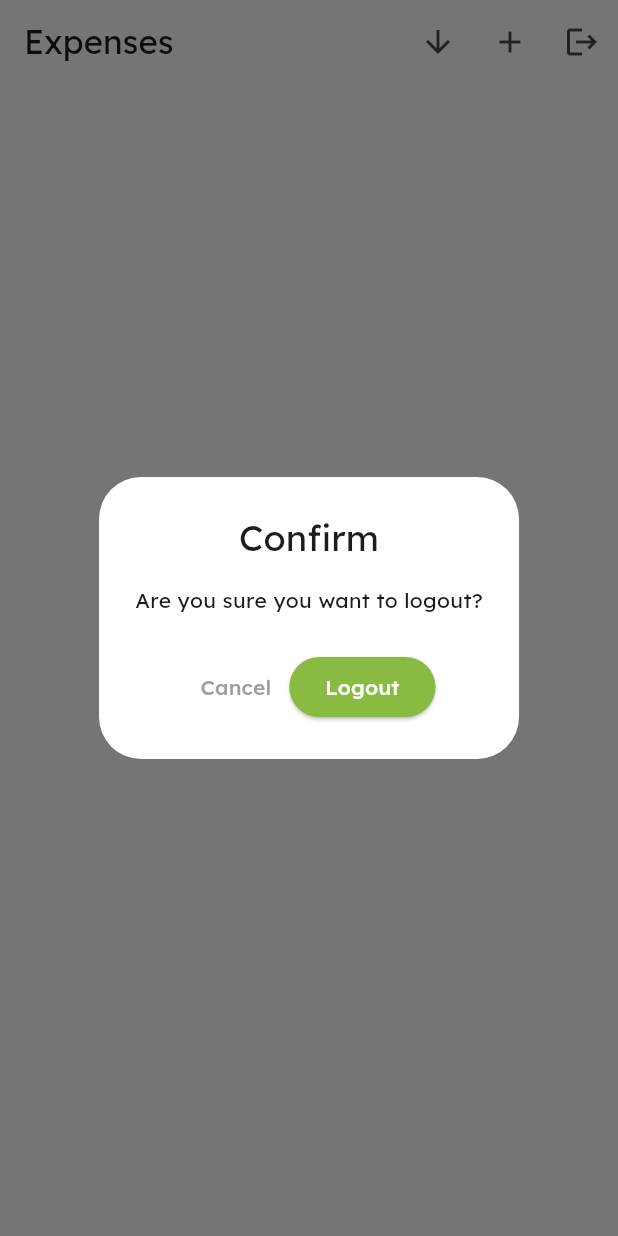
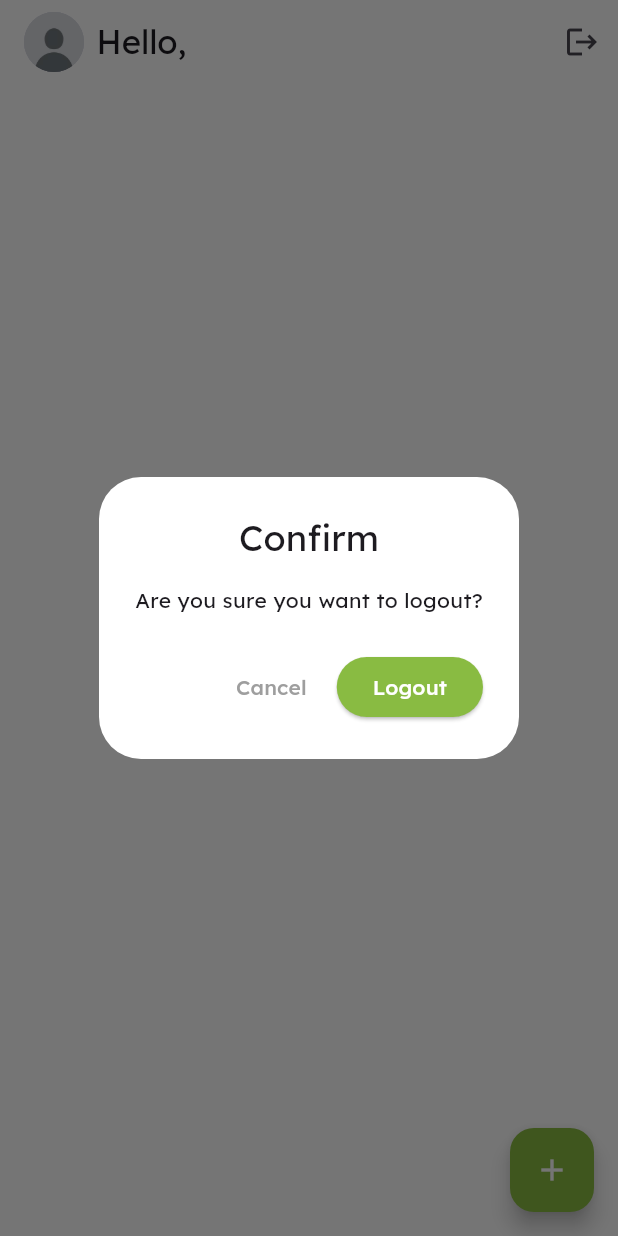
Before and after one commit to MAhmad329/BWF_Flutter, a Flutter app: the ExpenseScreen screen opened directly, after a tap on the "logout" icon, on a phone screen of 412 x 824 dp. Run offline on Flutter 3.47's test engine with Material 3 defaults, Android fonts, the phone set to English and light mode, and no system bars; our stand-ins replace cloud_firestore, firebase_auth, firebase_core, firebase_storage, flutter_easyloading, flutter_screenutil and 3 more; accounts and stored records are empty.

Commit message:
task 5 minor adjustments

```diff
--- a/task_5_expense_tracker_with_firebase/lib/models/user_model.dart
+++ b/task_5_expense_tracker_with_firebase/lib/models/user_model.dart
@@ -1,7 +1,7 @@
 // models/user_model.dart
 class UserModel {
   final String uid;
-  final String userName;
+  String userName;
   final String email;
   final String pfp;
   final bool isVerified;
--- a/task_5_expense_tracker_with_firebase/lib/providers/expense_provider.dart
+++ b/task_5_expense_tracker_with_firebase/lib/providers/expense_provider.dart
@@ -9,11 +9,6 @@ class ExpenseServiceProvider with ChangeNotifier {
   late User? _user;
   List<Expense> _expenses = [];
   bool _isAscending = true;
-
-  ExpenseServiceProvider() {
-    _user = FirebaseAuth.instance.currentUser;
-    _loadExpenses();
-  }
 
   List<Expense> get expenses {
     _expenses.sort((a, b) => _isAscending
@@ -27,7 +22,8 @@ class ExpenseServiceProvider with ChangeNotifier {
   double get totalExpense => _expenses.fold(
       0, (sumOfExpenses, expense) => sumOfExpenses + expense.amount);
 
-  Future<void> _loadExpenses() async {
+  Future<void> loadExpenses() async {
+    _user = FirebaseAuth.instance.currentUser;
     if (_user != null) {
       CollectionReference expensesCollectionRef =
           _db.collection('users').doc(_user!.uid).collection('expenses');
@@ -39,8 +35,21 @@ class ExpenseServiceProvider with ChangeNotifier {
     }
   }
 
+  Future<void> fetchInitialExpenses() async {
+    _user = FirebaseAuth.instance.currentUser;
+    if (_user != null) {
+      CollectionReference expensesCollectionRef =
+          _db.collection('users').doc(_user!.uid).collection('expenses');
+      QuerySnapshot snapshot = await expensesCollectionRef.get();
+      _expenses =
+          snapshot.docs.map((doc) => Expense.fromFirestore(doc)).toList();
+      notifyListeners();
+    }
+  }
+
   Future<void> addExpense(
       String description, double amount, DateTime createdAt) async {
+    _user = FirebaseAuth.instance.currentUser;
     if (_user != null) {
       DocumentReference userDocRef = _db.collection('users').doc(_user!.uid);
       CollectionReference expensesCollectionRef =
@@ -55,7 +64,12 @@ class ExpenseServiceProvider with ChangeNotifier {
     }
   }
 
+  void emptyExpenses() {
+    _expenses = [];
+  }
+
   Future<void> deleteExpense(String id) async {
+    _user = FirebaseAuth.instance.currentUser;
     if (_user != null) {
       CollectionReference expensesCollectionRef =
           _db.collection('users').doc(_user!.uid).collection('expenses');
@@ -66,6 +80,7 @@ class ExpenseServiceProvider with ChangeNotifier {
 
   Future<void> updateExpense(
       String id, String description, double amount, DateTime createdAt) async {
+    _user = FirebaseAuth.instance.currentUser;
     if (_user != null) {
       CollectionReference expensesCollectionRef =
           _db.collection('users').doc(_user!.uid).collection('expenses');
--- a/task_5_expense_tracker_with_firebase/lib/screens/expense_screen.dart
+++ b/task_5_expense_tracker_with_firebase/lib/screens/expense_screen.dart
@@ -19,31 +19,62 @@ class ExpenseScreen extends StatefulWidget {
 
 class _ExpenseScreenState extends State<ExpenseScreen> {
   @override
+  void initState() {
+    Provider.of<ExpenseServiceProvider>(context, listen: false)
+        .fetchInitialExpenses();
+    Provider.of<ExpenseServiceProvider>(context, listen: false).loadExpenses();
+    super.initState();
+  }
+
+  @override
   Widget build(BuildContext context) {
     final userProvider = Provider.of<AuthServiceProvider>(context);
     return Scaffold(
-      appBar: AppBar(
-        automaticallyImplyLeading: false,
-        title: const Text('Expenses'),
-        actions: [
-          Consumer<ExpenseServiceProvider>(
-            builder: (context, expenseProvider, child) {
-              return IconButton(
-                icon: Icon(expenseProvider.isAscending
-                    ? Icons.arrow_downward
-                    : Icons.arrow_upward),
-                onPressed: () {
-                  expenseProvider.toggleSortOrder();
-                },
-              );
-            },
-          ),
-          IconButton(
-            icon: const Icon(Icons.add),
+      floatingActionButton: FloatingActionButton(
+        backgroundColor: AppColors.primaryGreen,
         onPressed: () {
           _showExpenseDialog(context);
         },
+        child: const Icon(
+          Icons.add,
+          color: Colors.white,
         ),
+      ),
+      appBar: AppBar(
+        automaticallyImplyLeading: false,
+        title: Row(
+          children: [
+            CircleAvatar(
+              backgroundImage: const AssetImage('assets/defaultpic.jpg'),
+              child: Consumer<AuthServiceProvider>(
+                builder: (_, provider, child) {
+                  if (provider.user != null && provider.user!.pfp.isNotEmpty) {
+                    return CircleAvatar(
+                      backgroundColor: Colors.transparent,
+                      backgroundImage: NetworkImage(
+                        provider.user!.pfp,
+                      ),
+                    );
+                  } else {
+                    return const CircleAvatar(
+                      backgroundColor: Colors.transparent,
+                      backgroundImage: AssetImage(
+                        'assets/defaultpic.jpg',
+                      ),
+                    );
+                  }
+                },
+              ),
+            ),
+            Expanded(
+              child: Padding(
+                padding: EdgeInsets.symmetric(horizontal: 8.0.w),
+                child: Text('Hello, ${userProvider.user?.userName}'),
+              ),
+            ),
+          ],
+        ),
+        actions: [
           IconButton(
               onPressed: () async {
                 showDialog(
@@ -56,9 +87,6 @@ class _ExpenseScreenState extends State<ExpenseScreen> {
                     ),
                     content: const Text('Are you sure you want to logout?'),
                     actions: [
-                      Row(
-                        mainAxisAlignment: MainAxisAlignment.center,
-                        children: [
                       TextButton(
                         onPressed: () {
                           Navigator.of(context).pop();
@@ -72,7 +100,11 @@ class _ExpenseScreenState extends State<ExpenseScreen> {
                       ElevatedButton(
                         onPressed: () async {
                           await userProvider.signOut();
+
                           Future.delayed(Duration.zero, () {
+                            Provider.of<ExpenseServiceProvider>(context,
+                                    listen: false)
+                                .emptyExpenses();
                             Navigator.pushReplacement(
                                 context,
                                 MaterialPageRoute(
@@ -90,8 +122,6 @@ class _ExpenseScreenState extends State<ExpenseScreen> {
                       ),
                     ],
                   ),
-                    ],
-                  ),
                 );
               },
               icon: const Icon(Icons.logout))
@@ -103,18 +133,34 @@ class _ExpenseScreenState extends State<ExpenseScreen> {
           if (expenses.isEmpty) {
             return const Center(child: Text('No expenses found'));
           }
-          return Column(
+          return Padding(
+            padding: EdgeInsets.all(16.0.r),
+            child: Column(
               crossAxisAlignment: CrossAxisAlignment.start,
               children: [
-              Padding(
-                padding: const EdgeInsets.all(16.0),
-                child: Text(
+                Row(
+                  mainAxisAlignment: MainAxisAlignment.spaceBetween,
+                  children: [
+                    Text(
                       'Total: Rs. ${expenseProvider.totalExpense.toInt().toString()}',
                       style: const TextStyle(
                         fontSize: 20,
                         fontWeight: FontWeight.bold,
                       ),
                     ),
+                    Consumer<ExpenseServiceProvider>(
+                      builder: (context, expenseProvider, child) {
+                        return IconButton(
+                          icon: Icon(expenseProvider.isAscending
+                              ? Icons.arrow_downward
+                              : Icons.arrow_upward),
+                          onPressed: () {
+                            expenseProvider.toggleSortOrder();
+                          },
+                        );
+                      },
+                    ),
+                  ],
                 ),
                 Expanded(
                   child: ListView.builder(
@@ -161,7 +207,8 @@ class _ExpenseScreenState extends State<ExpenseScreen> {
                           ),
                           subtitle: Text(
                             DateFormat.yMMMd().format(expense.createdAt),
-                          style: TextStyle(color: Colors.grey, fontSize: 14.sp),
+                            style:
+                                TextStyle(color: Colors.grey, fontSize: 14.sp),
                           ),
                           trailing: Text(
                             'Rs. ${expense.amount.toInt().toString()}',
@@ -175,6 +222,7 @@ class _ExpenseScreenState extends State<ExpenseScreen> {
                   ),
                 ),
               ],
+            ),
           );
         },
       ),
```
Also changed, not shown: task_5_expense_tracker_with_firebase/lib/providers/auth_provider.dart (+8 -2 lines), task_5_expense_tracker_with_firebase/lib/screens/profile_screen.dart (+8 -6 lines). Lines whose indentation alone changed are shown as unchanged.
